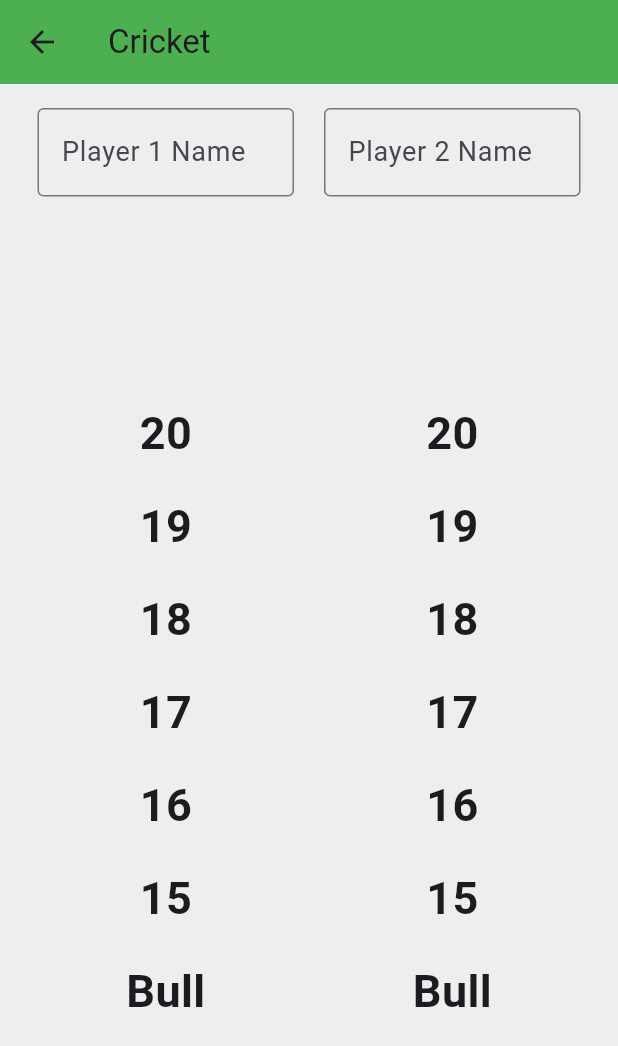
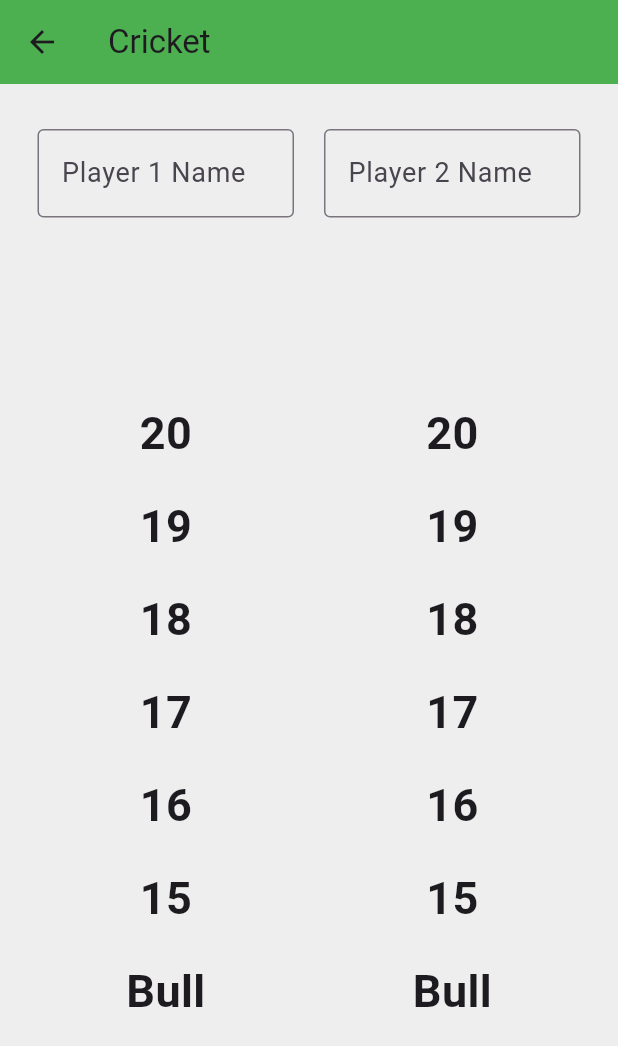
Before and after one commit to chloecantalupo/flutter-darts-tracker, a Flutter app: the screen it shows after launch, after a tap on "Cricket", on a phone screen of 412 x 824 dp. Shown: the top 1046 px of the screen. Run offline on Flutter 3.47's test engine with Material 3 defaults, Android fonts, the light colour scheme and no system bars.

Commit message:
changed homepage orientation

```diff
--- a/cricket_darts_tracker/lib/main.dart
+++ b/cricket_darts_tracker/lib/main.dart
@@ -69,7 +69,7 @@ class _HomeScreenState extends State<HomeScreen> {
       body: Padding(
         padding: const EdgeInsets.all(24.0),
         child: GridView.count(
-          crossAxisCount: 2,
+          crossAxisCount: 1,
           mainAxisSpacing: 20,
           crossAxisSpacing: 20,
           childAspectRatio: buttonWidth / 70,
@@ -167,12 +167,13 @@ Widget build(BuildContext context) {
     ),
     body: SafeArea(
       child: Padding(
-        padding: const EdgeInsets.symmetric(horizontal: 25.0, vertical: 16.0),
+        padding: const EdgeInsets.symmetric(horizontal: 25.0, vertical: 30.0),
         child: Row(
           children: [
             Expanded(
               child: Column(
                 children: [
+
                   TextField(
                     controller: player1Controller,
                     decoration: const InputDecoration(
```
